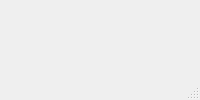
Old version of the form mainwindow.ui in the repository superzxl114514/QTRPG.
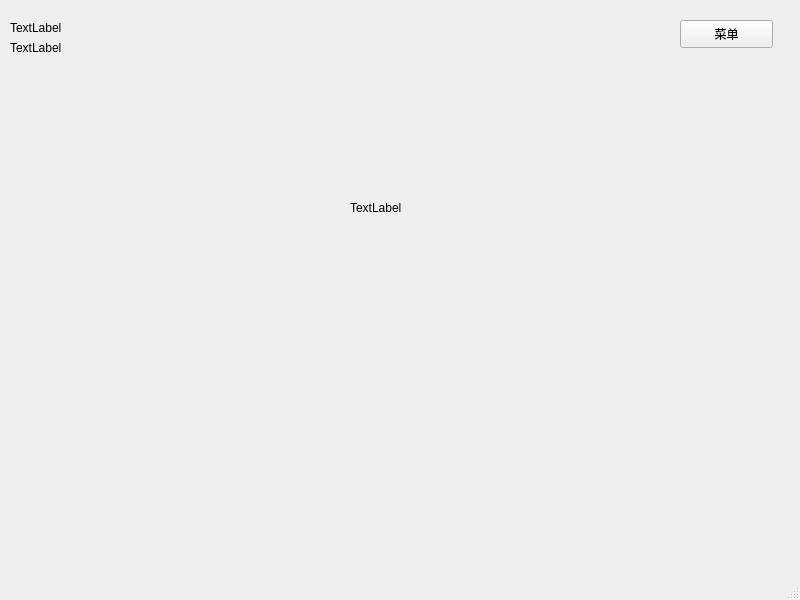
New version of the form.

```diff
--- a/mainwindow.ui
+++ b/mainwindow.ui
@@ -2,10 +2,71 @@
 <ui version="4.0">
  <class>MainWindow</class>
  <widget class="QMainWindow" name="MainWindow">
+  <property name="geometry">
+   <rect>
+    <x>0</x>
+    <y>0</y>
+    <width>800</width>
+    <height>600</height>
+   </rect>
+  </property>
   <property name="windowTitle">
    <string>MainWindow</string>
   </property>
-  <widget class="QWidget" name="centralwidget"/>
+  <widget class="QWidget" name="centralwidget">
+   <widget class="QPushButton" name="menuButton">
+    <property name="geometry">
+     <rect>
+      <x>680</x>
+      <y>20</y>
+      <width>93</width>
+      <height>28</height>
+     </rect>
+    </property>
+    <property name="text">
+     <string>菜单</string>
+    </property>
+   </widget>
+   <widget class="QLabel" name="charalabel">
+    <property name="geometry">
+     <rect>
+      <x>350</x>
+      <y>200</y>
+      <width>72</width>
+      <height>15</height>
+     </rect>
+    </property>
+    <property name="text">
+     <string>TextLabel</string>
+    </property>
+   </widget>
+   <widget class="QLabel" name="xlabel">
+    <property name="geometry">
+     <rect>
+      <x>10</x>
+      <y>20</y>
+      <width>72</width>
+      <height>15</height>
+     </rect>
+    </property>
+    <property name="text">
+     <string>TextLabel</string>
+    </property>
+   </widget>
+   <widget class="QLabel" name="ylabel">
+    <property name="geometry">
+     <rect>
+      <x>10</x>
+      <y>40</y>
+      <width>72</width>
+      <height>15</height>
+     </rect>
+    </property>
+    <property name="text">
+     <string>TextLabel</string>
+    </property>
+   </widget>
+  </widget>
   <widget class="QMenuBar" name="menubar">
    <property name="geometry">
     <rect>
```
Left out of the diff: 2 changed lines with no effect on the pictures.
